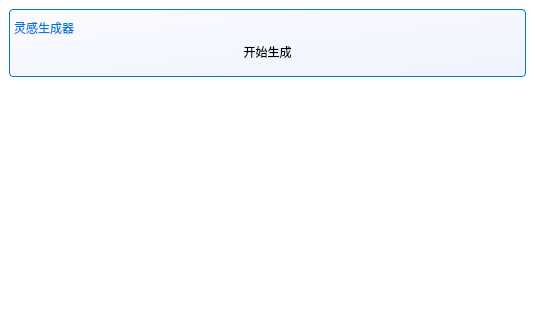
Old version of the form DrillPluginInformationReader/Source/InformationModule/otherFunctionPart/designTipGenerator/p_DesignTipGeneratorPart.ui in the repository DrillUp/DrillPluginInformationReader.
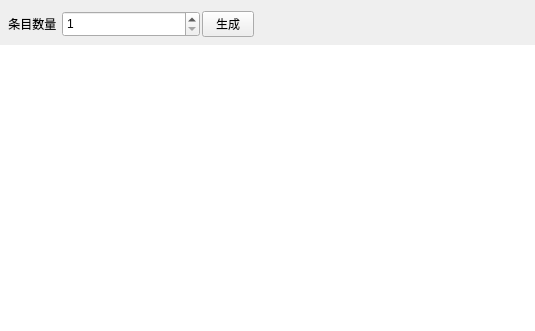
New version of the form. Icons and pictures are not drawn.

Commit message: 完善设计灵感生成器结构

```diff
--- a/DrillPluginInformationReader/Source/InformationModule/otherFunctionPart/designTipGenerator/p_DesignTipGeneratorPart.ui
+++ b/DrillPluginInformationReader/Source/InformationModule/otherFunctionPart/designTipGenerator/p_DesignTipGeneratorPart.ui
@@ -18,7 +18,7 @@
   </property>
   <layout class="QVBoxLayout" name="verticalLayout_2">
    <property name="spacing">
-    <number>0</number>
+    <number>2</number>
    </property>
    <property name="leftMargin">
     <number>0</number>
@@ -32,6 +32,78 @@
    <property name="bottomMargin">
     <number>0</number>
    </property>
+   <item>
+    <layout class="QHBoxLayout" name="horizontalLayout_3" stretch="0,1,0,2">
+     <property name="leftMargin">
+      <number>5</number>
+     </property>
+     <property name="topMargin">
+      <number>11</number>
+     </property>
+     <property name="rightMargin">
+      <number>5</number>
+     </property>
+     <property name="bottomMargin">
+      <number>6</number>
+     </property>
+     <item>
+      <widget class="QLabel" name="label">
+       <property name="text">
+        <string> 条目数量 </string>
+       </property>
+      </widget>
+     </item>
+     <item>
+      <widget class="QSpinBox" name="spinBox">
+       <property name="minimumSize">
+        <size>
+         <width>0</width>
+         <height>26</height>
+        </size>
+       </property>
+       <property name="minimum">
+        <number>1</number>
+       </property>
+       <property name="maximum">
+        <number>30</number>
+       </property>
+      </widget>
+     </item>
+     <item>
+      <widget class="QToolButton" name="toolButton_generate">
+       <property name="minimumSize">
+        <size>
+         <width>0</width>
+         <height>26</height>
+        </size>
+       </property>
+       <property name="text">
+        <string>  生成  </string>
+       </property>
+       <property name="icon">
+        <iconset resource="../../../../drillplugininformationreader.qrc">
+         <normaloff>:/DrillPluginInformationReader/Resources/icons/global/drill_logo_64x64.png</normaloff>:/DrillPluginInformationReader/Resources/icons/global/drill_logo_64x64.png</iconset>
+       </property>
+       <property name="toolButtonStyle">
+        <enum>Qt::ToolButtonTextBesideIcon</enum>
+       </property>
+      </widget>
+     </item>
+     <item>
+      <spacer name="horizontalSpacer">
+       <property name="orientation">
+        <enum>Qt::Horizontal</enum>
+       </property>
+       <property name="sizeHint" stdset="0">
+        <size>
+         <width>40</width>
+         <height>20</height>
+        </size>
+       </property>
+      </spacer>
+     </item>
+    </layout>
+   </item>
    <item>
     <widget class="QScrollArea" name="scrollArea">
      <property name="styleSheet">
@@ -99,32 +171,12 @@
         <x>0</x>
         <y>0</y>
         <width>535</width>
-        <height>331</height>
+        <height>286</height>
        </rect>
       </property>
       <layout class="QVBoxLayout" name="verticalLayout">
        <item>
-        <widget class="QGroupBox" name="groupBox">
-         <property name="title">
-          <string>灵感生成器</string>
-         </property>
-         <layout class="QGridLayout" name="gridLayout">
-          <item row="0" column="0">
-           <widget class="QToolButton" name="toolButton_checkVersion_2">
-            <property name="text">
-             <string>开始生成</string>
-            </property>
-            <property name="icon">
-             <iconset resource="../../../../drillplugininformationreader.qrc">
-              <normaloff>:/DrillPluginInformationReader/Resources/icons/global/drill_logo_64x64.png</normaloff>:/DrillPluginInformationReader/Resources/icons/global/drill_logo_64x64.png</iconset>
-            </property>
-            <property name="toolButtonStyle">
-             <enum>Qt::ToolButtonTextBesideIcon</enum>
-            </property>
-           </widget>
-          </item>
-         </layout>
-        </widget>
+        <layout class="QVBoxLayout" name="verticalLayout_tip"/>
        </item>
        <item>
         <spacer name="verticalSpacer">
```
The commit also changes 16 other files.
